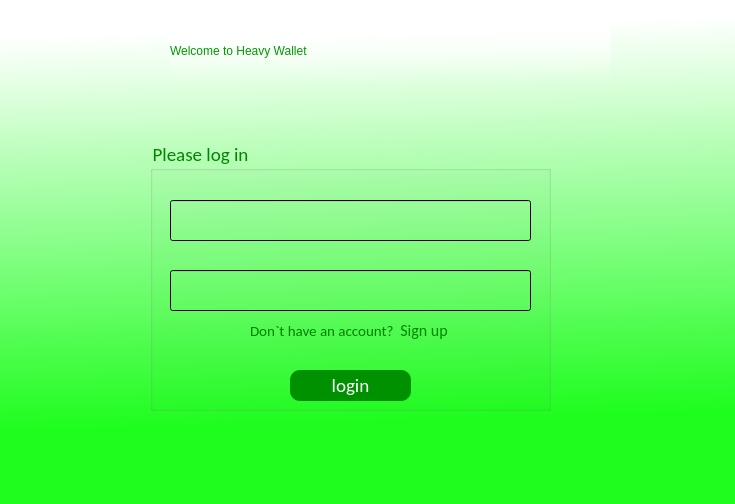
Old version of the form budget_manager_frontend/forms/loginwindow.ui in the repository BogdanKalysh/budget_manager_app.
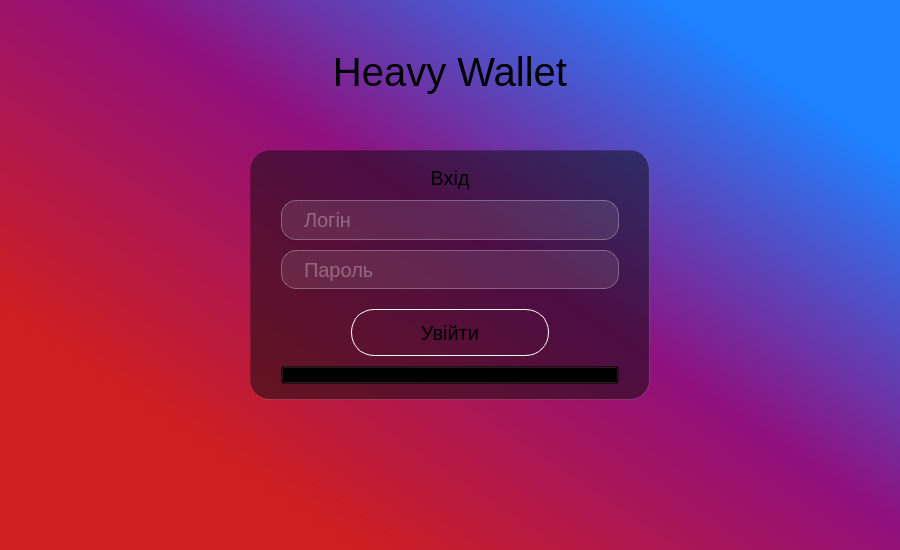
New version of the form. Icons and pictures are not drawn.

Commit message: login window stylization

What changed in the file:
```diff
--- a/budget_manager_frontend/forms/loginwindow.ui
+++ b/budget_manager_frontend/forms/loginwindow.ui
@@ -6,8 +6,8 @@
    <rect>
     <x>0</x>
     <y>0</y>
-    <width>735</width>
-    <height>504</height>
+    <width>900</width>
+    <height>550</height>
    </rect>
   </property>
   <property name="windowTitle">
@@ -17,187 +17,281 @@
    <iconset resource="../resources/src.qrc">
     <normaloff>:/new/img/login.png</normaloff>:/new/img/login.png</iconset>
   </property>
+  <property name="styleSheet">
+   <string notr="true">#centralwidget{
+ background: qlineargradient(spread:pad, x1:0.166667, y1:0.756, x2:1, y2:0, stop:0 rgba(207, 31, 31, 255), stop:0.427083 rgba(144, 16, 125, 255), stop:0.822917 rgba(30, 129, 255, 255))
+}
+
+#loginHeader{
+	font-size: 20px;
+}
+
+#signUpLoginButton{
+ 	background: transparent;
+ 	font-size: 10px;
+	height:10px;
+}
+
+#loginButton{
+	border-radius: 23px;
+	margin-top: 10px;
+	margin-left: 70px;
+	margin-right:70px;
+ 	background: transparent;
+ 	border: 1px solid white;
+ 	font-size: 20px;
+	height:45px;
+}
+
+#loginButton::hover{
+ background: rgb(88, 153, 255);
+ border-style: none;
+}
+
+
+
+
+#loginFrame{
+ 	border-radius: 20px;
+ 	border: 1px solid rgba(255,255,255,0.15);
+	background: rgba(10,10,10,0.5);
+ 
+ 	border-left-color: rgba(0,0,0,0.1);
+ 	border-top-color: rgba(0,0,0,0.1);
+}
+
+#email_line, #password_line{	
+	border: 1px solid rgba(255,255,255,0.3);
+ 	background: rgba(255,255,255,0.1);
+ 	border-radius: 15px;
+ 	font-size: 20px;
+ 	padding: 0 20px;
+ 	color: rgba(255,255,255,0.6);
+}
+
+#heavyWalletName{
+	font-size:40px;
+}</string>
+  </property>
   <property name="animated">
    <bool>true</bool>
   </property>
   <widget class="QWidget" name="centralwidget">
    <property name="styleSheet">
-    <string notr="true">background-color: qlineargradient(spread:pad, x1:0.551, y1:0.835, x2:0.517236, y2:0.051, stop:0 rgba(0, 255, 0, 223), stop:1 rgba(255, 255, 255, 255));</string>
+    <string notr="true"/>
    </property>
-   <widget class="QLabel" name="label">
-    <property name="geometry">
-     <rect>
-      <x>170</x>
-      <y>20</y>
-      <width>441</width>
-      <height>61</height>
-     </rect>
+   <layout class="QGridLayout" name="gridLayout">
+    <property name="leftMargin">
+     <number>0</number>
     </property>
-    <property name="styleSheet">
-     <string notr="true">color: rgb(0, 132, 255);
-color: rgb(0, 153, 0);
-background-color: qlineargradient(spread:pad, x1:0.511, y1:1, x2:0.510978, y2:0, stop:0 rgba(97, 255, 255, 0), stop:1 rgba(255, 255, 255, 255));
-font: 75 24pt &quot;MS Shell Dlg 2&quot;;</string>
+    <property name="topMargin">
+     <number>0</number>
     </property>
-    <property name="text">
-     <string>Welcome to Heavy Wallet</string>
+    <property name="rightMargin">
+     <number>0</number>
     </property>
-   </widget>
-   <widget class="QGroupBox" name="loginForm">
-    <property name="geometry">
-     <rect>
-      <x>150</x>
-      <y>140</y>
-      <width>401</width>
-      <height>271</height>
-     </rect>
+    <property name="bottomMargin">
+     <number>0</number>
     </property>
-    <property name="font">
-     <font>
-      <family>Calibri</family>
-      <pointsize>14</pointsize>
-      <weight>50</weight>
-      <italic>false</italic>
-      <bold>false</bold>
-     </font>
+    <property name="spacing">
+     <number>6</number>
     </property>
-    <property name="styleSheet">
-     <string notr="true">background-color: qlineargradient(spread:pad, x1:0.511, y1:1, x2:0.527831, y2:0, stop:1 rgba(68, 255, 51, 0));
-border-color: rgb(0, 170, 0);
-border-size: 2px;
-font: 75 14pt &quot;Calibri&quot;;
-font: 75 8pt &quot;MS Shell Dlg 2&quot;;
-color: rgb(0, 134, 0);
-font: 14pt &quot;Calibri&quot;;</string>
-    </property>
-    <property name="title">
-     <string>Please log in</string>
-    </property>
-    <widget class="QLineEdit" name="password_line">
-     <property name="geometry">
-      <rect>
-       <x>20</x>
-       <y>130</y>
-       <width>361</width>
-       <height>41</height>
-      </rect>
-     </property>
-     <property name="echoMode">
-      <enum>QLineEdit::Password</enum>
-     </property>
-    </widget>
-    <widget class="QLineEdit" name="email_line">
-     <property name="enabled">
-      <bool>true</bool>
-     </property>
-     <property name="geometry">
-      <rect>
-       <x>20</x>
-       <y>60</y>
-       <width>361</width>
-       <height>41</height>
-      </rect>
-     </property>
-     <property name="styleSheet">
-      <string notr="true">borde-sizer: 30px;
-borde-color: red;</string>
-     </property>
-    </widget>
-    <widget class="QPushButton" name="loginButton">
-     <property name="geometry">
-      <rect>
-       <x>140</x>
-       <y>230</y>
-       <width>121</width>
-       <height>31</height>
-      </rect>
-     </property>
-     <property name="font">
-      <font>
-       <family>Calibri</family>
-       <pointsize>14</pointsize>
-       <weight>50</weight>
-       <italic>false</italic>
-       <bold>false</bold>
-      </font>
-     </property>
-     <property name="styleSheet">
-      <string notr="true">#loginButton{
-	color: rgb(255, 255, 255);
-	background-color: rgb(0, 145, 0);
-	border-radius: 10px;
-}
-#loginButton:hover{
-	background-color: #00ff00
-}</string>
-     </property>
-     <property name="text">
-      <string>login</string>
-     </property>
-    </widget>
-    <widget class="QWidget" name="layoutWidget">
-     <property name="geometry">
-      <rect>
-       <x>100</x>
-       <y>180</y>
-       <width>198</width>
-       <height>21</height>
-      </rect>
-     </property>
-     <layout class="QHBoxLayout" name="horizontalLayout">
-      <item>
-       <widget class="QLabel" name="label_2">
-        <property name="font">
-         <font>
-          <family>Calibri</family>
-          <pointsize>11</pointsize>
-          <weight>50</weight>
-          <italic>false</italic>
-          <bold>false</bold>
-         </font>
-        </property>
-        <property name="styleSheet">
-         <string notr="true">background-color: qlineargradient(spread:pad, x1:0, y1:0, x2:0, y2:0, stop:1 rgba(0, 0, 0, 0));
-font: 11pt &quot;Calibri&quot;;
-color: rgb(0, 127, 0);</string>
-        </property>
-        <property name="text">
-         <string>Don`t have an account?</string>
-        </property>
-       </widget>
-      </item>
-      <item>
-       <widget class="QPushButton" name="signUpLoginButton">
-        <property name="font">
-         <font>
-          <family>Calibri</family>
-          <pointsize>-1</pointsize>
-          <weight>50</weight>
-          <italic>false</italic>
-          <bold>false</bold>
-         </font>
-        </property>
-        <property name="styleSheet">
-         <string notr="true">#signUpLoginButton{
-background-color:qlineargradient(spread:pad, x1:1, y1:1, x2:1, y2:1, stop:1 rgba(0, 0, 0, 0));
-color: rgb(0, 134, 0);
-font-size: 16px;
-border:none;
-}
-
-#signUpLoginButton:hover{
-color: #ffffff;
-border:none;
-}</string>
-        </property>
-        <property name="text">
-         <string>Sign up</string>
-        </property>
-       </widget>
-      </item>
-     </layout>
-    </widget>
-   </widget>
+    <item row="2" column="0">
+     <widget class="QFrame" name="loginFrame">
+      <property name="sizePolicy">
+       <sizepolicy hsizetype="Expanding" vsizetype="Expanding">
+        <horstretch>0</horstretch>
+        <verstretch>1</verstretch>
+       </sizepolicy>
+      </property>
+      <property name="minimumSize">
+       <size>
+        <width>400</width>
+        <height>250</height>
+       </size>
+      </property>
+      <property name="maximumSize">
+       <size>
+        <width>400</width>
+        <height>250</height>
+       </size>
+      </property>
+      <property name="styleSheet">
+       <string notr="true"/>
+      </property>
+      <property name="frameShape">
+       <enum>QFrame::StyledPanel</enum>
+      </property>
+      <property name="frameShadow">
+       <enum>QFrame::Raised</enum>
+      </property>
+      <layout class="QVBoxLayout" name="verticalLayout">
+       <property name="spacing">
+        <number>10</number>
+       </property>
+       <property name="leftMargin">
+        <number>30</number>
+       </property>
+       <property name="topMargin">
+        <number>15</number>
+       </property>
+       <property name="rightMargin">
+        <number>30</number>
+       </property>
+       <property name="bottomMargin">
+        <number>15</number>
+       </property>
+       <item>
+        <widget class="QLabel" name="loginHeader">
+         <property name="sizePolicy">
+          <sizepolicy hsizetype="Expanding" vsizetype="Preferred">
+           <horstretch>0</horstretch>
+           <verstretch>0</verstretch>
+          </sizepolicy>
+         </property>
+         <property name="maximumSize">
+          <size>
+           <width>16777215</width>
+           <height>45</height>
+          </size>
+         </property>
+         <property name="baseSize">
+          <size>
+           <width>0</width>
+           <height>0</height>
+          </size>
+         </property>
+         <property name="font">
+          <font>
+           <pointsize>-1</pointsize>
+          </font>
+         </property>
+         <property name="text">
+          <string>Вхід</string>
+         </property>
+         <property name="alignment">
+          <set>Qt::AlignCenter</set>
+         </property>
+        </widget>
+       </item>
+       <item>
+        <widget class="QLineEdit" name="email_line">
+         <property name="sizePolicy">
+          <sizepolicy hsizetype="Expanding" vsizetype="Expanding">
+           <horstretch>0</horstretch>
+           <verstretch>0</verstretch>
+          </sizepolicy>
+         </property>
+         <property name="maximumSize">
+          <size>
+           <width>16777215</width>
+           <height>40</height>
+          </size>
+         </property>
+         <property name="focusPolicy">
+          <enum>Qt::ClickFocus</enum>
+         </property>
+         <property name="styleSheet">
+          <string notr="true"/>
+         </property>
+         <property name="text">
+          <string/>
+         </property>
+         <property name="placeholderText">
+          <string>Логін</string>
+         </property>
+        </widget>
+       </item>
+       <item>
+        <widget class="QLineEdit" name="password_line">
+         <property name="sizePolicy">
+          <sizepolicy hsizetype="Ignored" vsizetype="Expanding">
+           <horstretch>0</horstretch>
+           <verstretch>0</verstretch>
+          </sizepolicy>
+         </property>
+         <property name="maximumSize">
+          <size>
+           <width>16777215</width>
+           <height>40</height>
+          </size>
+         </property>
+         <property name="focusPolicy">
+          <enum>Qt::ClickFocus</enum>
+         </property>
+         <property name="text">
+          <string/>
+         </property>
+         <property name="placeholderText">
+          <string>Пароль</string>
+         </property>
+        </widget>
+       </item>
+       <item>
+        <widget class="QPushButton" name="loginButton">
+         <property name="sizePolicy">
+          <sizepolicy hsizetype="Expanding" vsizetype="Fixed">
+           <horstretch>0</horstretch>
+           <verstretch>0</verstretch>
+          </sizepolicy>
+         </property>
+         <property name="layoutDirection">
+          <enum>Qt::LeftToRight</enum>
+         </property>
+         <property name="text">
+          <string>Увійти</string>
+         </property>
+        </widget>
+       </item>
+       <item>
+        <widget class="QPushButton" name="signUpLoginButton">
+         <property name="enabled">
+          <bool>true</bool>
+         </property>
+         <property name="sizePolicy">
+          <sizepolicy hsizetype="Expanding" vsizetype="Fixed">
+           <horstretch>0</horstretch>
+           <verstretch>0</verstretch>
+          </sizepolicy>
+         </property>
+         <property name="text">
+          <string>Створити акаунт</string>
+         </property>
+        </widget>
+       </item>
+      </layout>
+     </widget>
+    </item>
+    <item row="1" column="0">
+     <widget class="QLabel" name="heavyWalletName">
+      <property name="sizePolicy">
+       <sizepolicy hsizetype="Preferred" vsizetype="Preferred">
+        <horstretch>0</horstretch>
+        <verstretch>1</verstretch>
+       </sizepolicy>
+      </property>
+      <property name="text">
+       <string>Heavy Wallet</string>
+      </property>
+      <property name="alignment">
+       <set>Qt::AlignCenter</set>
+      </property>
+     </widget>
+    </item>
+    <item row="3" column="0">
+     <widget class="QLabel" name="label">
+      <property name="sizePolicy">
+       <sizepolicy hsizetype="Preferred" vsizetype="Preferred">
+        <horstretch>0</horstretch>
+        <verstretch>1</verstretch>
+       </sizepolicy>
+      </property>
+      <property name="text">
+       <string/>
+      </property>
+     </widget>
+    </item>
+   </layout>
   </widget>
  </widget>
  <resources>
```
The commit also changes 4 other files.
